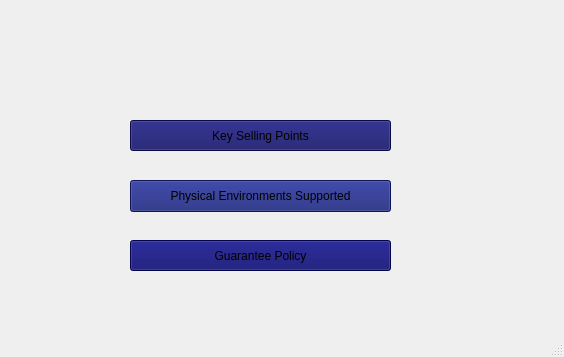
Above: CS1C-Project-Master/guestwindow.ui from AustinVaday/CS1C-Class-Project before the change. Below: the same form after it.
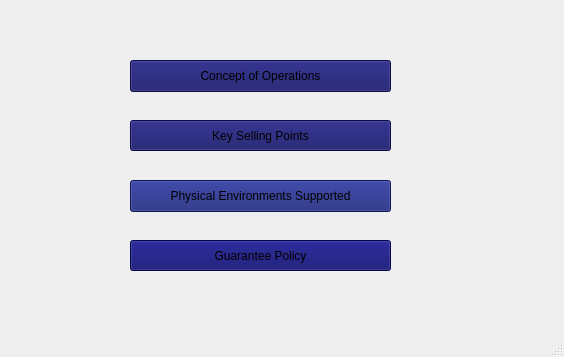
That is the form after the change. Icons and pictures are not drawn.

```diff
--- a/CS1C-Project-Master/guestwindow.ui
+++ b/CS1C-Project-Master/guestwindow.ui
@@ -70,6 +70,24 @@
      <string>Physical Environments Supported</string>
     </property>
    </widget>
+   <widget class="QPushButton" name="ConceptOps">
+    <property name="geometry">
+     <rect>
+      <x>130</x>
+      <y>60</y>
+      <width>261</width>
+      <height>32</height>
+     </rect>
+    </property>
+    <property name="styleSheet">
+     <string notr="true">background-color: rgb(15, 15, 99);
+
+font: 14pt &quot;American Typewriter&quot;;</string>
+    </property>
+    <property name="text">
+     <string>Concept of Operations</string>
+    </property>
+   </widget>
   </widget>
   <widget class="QStatusBar" name="statusbar"/>
  </widget>
```
